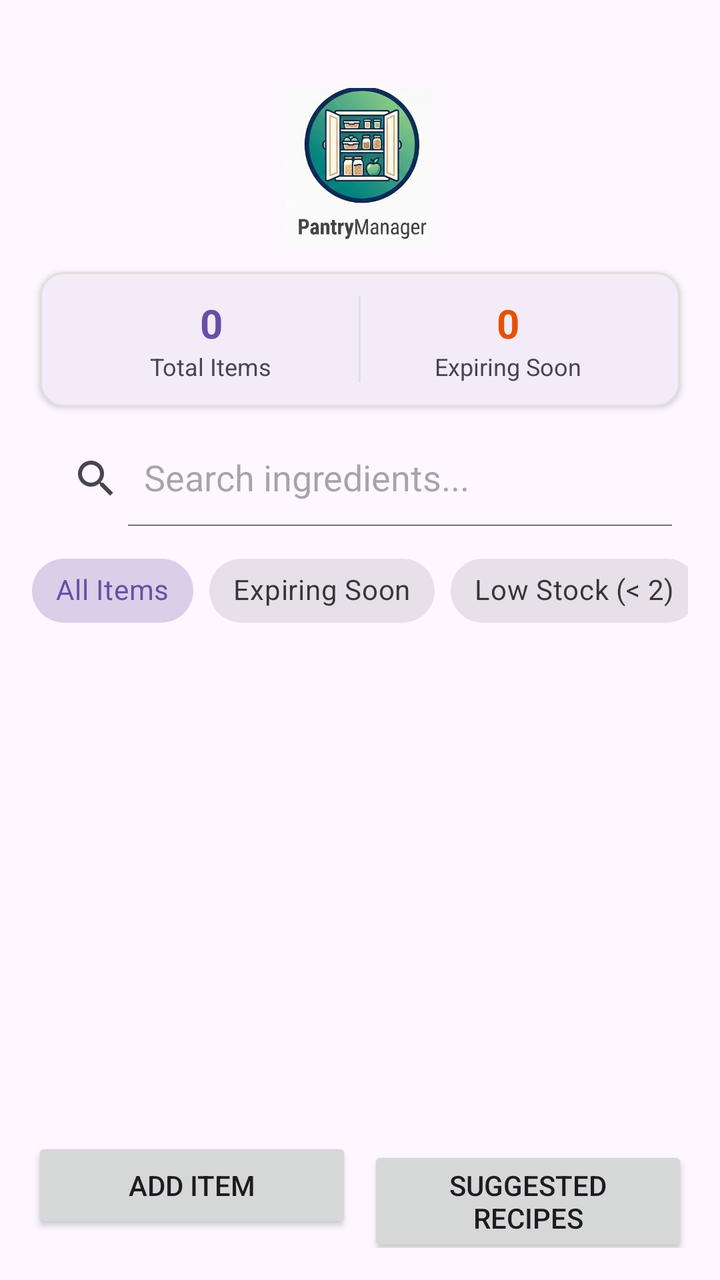
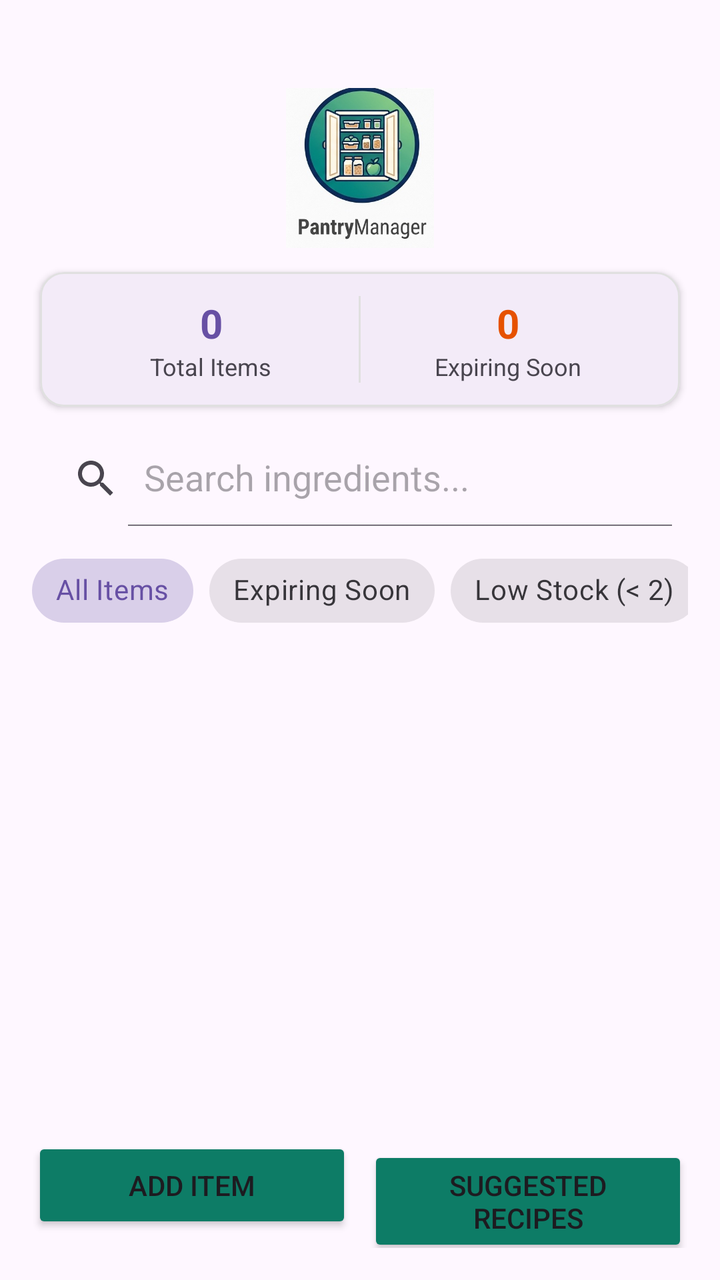

An Android layout rendered at two revisions. The XML below is the earlier revision; the diff shows what the commit changed to produce the second picture.
<!-- AndroidManifest.xml: application theme Theme.SmartPantryManager -->
<!-- res/layout/activity_main.xml -->
<?xml version="1.0" encoding="utf-8"?>
<RelativeLayout xmlns:android="http://schemas.android.com/apk/res/android"
    xmlns:app="http://schemas.android.com/apk/res-auto"
    android:layout_width="match_parent"
    android:layout_height="match_parent"
    android:padding="16dp"
    android:paddingTop="36dp">

    
    <ImageView
        android:id="@+id/imgAppLogo"
        android:layout_width="220dp"
        android:layout_height="80dp"
        android:layout_alignParentTop="true"
        android:layout_centerHorizontal="true"
        android:layout_marginTop="28dp"
        android:adjustViewBounds="true"
        android:contentDescription="Smart Pantry Manager Logo"
        android:scaleType="fitCenter"
        android:src="@drawable/app_logo" />

    
    <com.google.android.material.card.MaterialCardView
        android:id="@+id/cardMetrics"
        android:layout_width="match_parent"
        android:layout_height="wrap_content"
        android:layout_below="@id/imgAppLogo"
        android:layout_marginHorizontal="4dp"
        android:layout_marginTop="12dp"
        app:cardCornerRadius="12dp"
        app:cardElevation="2dp"
        app:strokeColor="#E0E0E0"
        app:strokeWidth="1dp">

        <LinearLayout
            android:layout_width="match_parent"
            android:layout_height="wrap_content"
            android:orientation="horizontal"
            android:padding="12dp"
            android:weightSum="2">

            <LinearLayout
                android:layout_width="0dp"
                android:layout_height="wrap_content"
                android:layout_weight="1"
                android:gravity="center"
                android:orientation="vertical">

                <TextView
                    android:id="@+id/tvTotalCount"
                    android:layout_width="wrap_content"
                    android:layout_height="wrap_content"
                    android:text="0"
                    android:textColor="?attr/colorPrimary"
                    android:textSize="20sp"
                    android:textStyle="bold" />

                <TextView
                    android:layout_width="wrap_content"
                    android:layout_height="wrap_content"
                    android:text="Total Items"
                    android:textSize="12sp" />
            </LinearLayout>

            <View
                android:layout_width="1dp"
                android:layout_height="match_parent"
                android:background="#E0E0E0" />

            <LinearLayout
                android:layout_width="0dp"
                android:layout_height="wrap_content"
                android:layout_weight="1"
                android:gravity="center"
                android:orientation="vertical">

                <TextView
                    android:id="@+id/tvExpiringCount"
                    android:layout_width="wrap_content"
                    android:layout_height="wrap_content"
                    android:text="0"
                    android:textColor="#E65100"
                    android:textSize="20sp"
                    android:textStyle="bold" />

                <TextView
                    android:layout_width="wrap_content"
                    android:layout_height="wrap_content"
                    android:text="Expiring Soon"
                    android:textSize="12sp" />
            </LinearLayout>
        </LinearLayout>
    </com.google.android.material.card.MaterialCardView>

    
    <androidx.appcompat.widget.SearchView
        android:id="@+id/searchViewPantry"
        android:layout_width="match_parent"
        android:layout_height="wrap_content"
        android:layout_below="@id/cardMetrics"
        android:layout_marginTop="12dp"
        app:iconifiedByDefault="false"
        app:queryHint="Search ingredients..." />

    
    <HorizontalScrollView
        android:id="@+id/scrollChips"
        android:layout_width="match_parent"
        android:layout_height="wrap_content"
        android:layout_below="@id/searchViewPantry"
        android:layout_marginTop="8dp"
        android:scrollbars="none">

        <com.google.android.material.chip.ChipGroup
            android:id="@+id/chipGroupFilter"
            android:layout_width="wrap_content"
            android:layout_height="wrap_content"
            app:singleLine="true"
            app:singleSelection="true">

            <com.google.android.material.chip.Chip
                android:id="@+id/chipAll"
                style="@style/Widget.MaterialComponents.Chip.Choice"
                android:layout_width="wrap_content"
                android:layout_height="wrap_content"
                android:checked="true"
                android:text="All Items" />

            <com.google.android.material.chip.Chip
                android:id="@+id/chipExpiring"
                style="@style/Widget.MaterialComponents.Chip.Choice"
                android:layout_width="wrap_content"
                android:layout_height="wrap_content"
                android:text="Expiring Soon" />

            <com.google.android.material.chip.Chip
                android:id="@+id/chipLowStock"
                style="@style/Widget.MaterialComponents.Chip.Choice"
                android:layout_width="wrap_content"
                android:layout_height="wrap_content"
                android:text="Low Stock (&lt; 2)" />
        </com.google.android.material.chip.ChipGroup>
    </HorizontalScrollView>

    
    <androidx.recyclerview.widget.RecyclerView
        android:id="@+id/recyclerViewPantry"
        android:layout_width="match_parent"
        android:layout_height="match_parent"
        android:layout_above="@id/layoutButtons"
        android:layout_below="@id/scrollChips"
        android:layout_marginTop="12dp"
        android:layout_marginBottom="12dp" />

    
    <TextView
        android:id="@+id/tvEmptyPantry"
        android:layout_width="wrap_content"
        android:layout_height="wrap_content"
        android:layout_centerInParent="true"
        android:text="Your pantry is empty. Click 'Add Item' below!"
        android:textSize="16sp"
        android:visibility="gone" />

    
    <LinearLayout
        android:id="@+id/layoutButtons"
        android:layout_width="match_parent"
        android:layout_height="wrap_content"
        android:layout_alignParentBottom="true"
        android:orientation="horizontal">

        <Button
            android:id="@+id/btnAddIngredient"
            android:layout_width="0dp"
            android:layout_height="wrap_content"
            android:layout_marginEnd="4dp"
            android:layout_weight="1"
            android:text="Add Item" />

        <Button
            android:id="@+id/btnViewRecipes"
            android:layout_width="0dp"
            android:layout_height="wrap_content"
            android:layout_marginStart="4dp"
            android:layout_weight="1"
            android:text="Suggested Recipes" />
    </LinearLayout>

</RelativeLayout>
<!-- resources referenced by this layout -->
<resources>
  <!-- drawable app_logo: png bitmap (drawable, 35392 bytes) -->
  <style name="Theme.SmartPantryManager" parent="Base.Theme.SmartPantryManager" />
  <style name="Base.Theme.SmartPantryManager" parent="Theme.Material3.DayNight.NoActionBar">
          
          
      </style>
</resources>

<!-- the commit's change to res/layout/activity_main.xml (unified diff, before → after) -->
@@ -174,16 +174,18 @@
             android:id="@+id/btnAddIngredient"
             android:layout_width="0dp"
             android:layout_height="wrap_content"
+            android:layout_weight="1"
             android:layout_marginEnd="4dp"
-            android:layout_weight="1"
+            android:backgroundTint="@color/colorPrimary"
             android:text="Add Item" />
 
         <Button
             android:id="@+id/btnViewRecipes"
             android:layout_width="0dp"
             android:layout_height="wrap_content"
+            android:layout_weight="1"
             android:layout_marginStart="4dp"
-            android:layout_weight="1"
+            android:backgroundTint="@color/colorPrimary"
             android:text="Suggested Recipes" />
     </LinearLayout>
 
<!-- resource entries referenced after the edit -->
@@ -1,5 +1,6 @@
 <!-- resources referenced by this layout -->
 <resources>
+  <color name="colorPrimary">#0D7C66</color>
   <!-- drawable app_logo: png bitmap (drawable, 35392 bytes) -->
   <style name="Theme.SmartPantryManager" parent="Base.Theme.SmartPantryManager" />
   <style name="Base.Theme.SmartPantryManager" parent="Theme.Material3.DayNight.NoActionBar">
